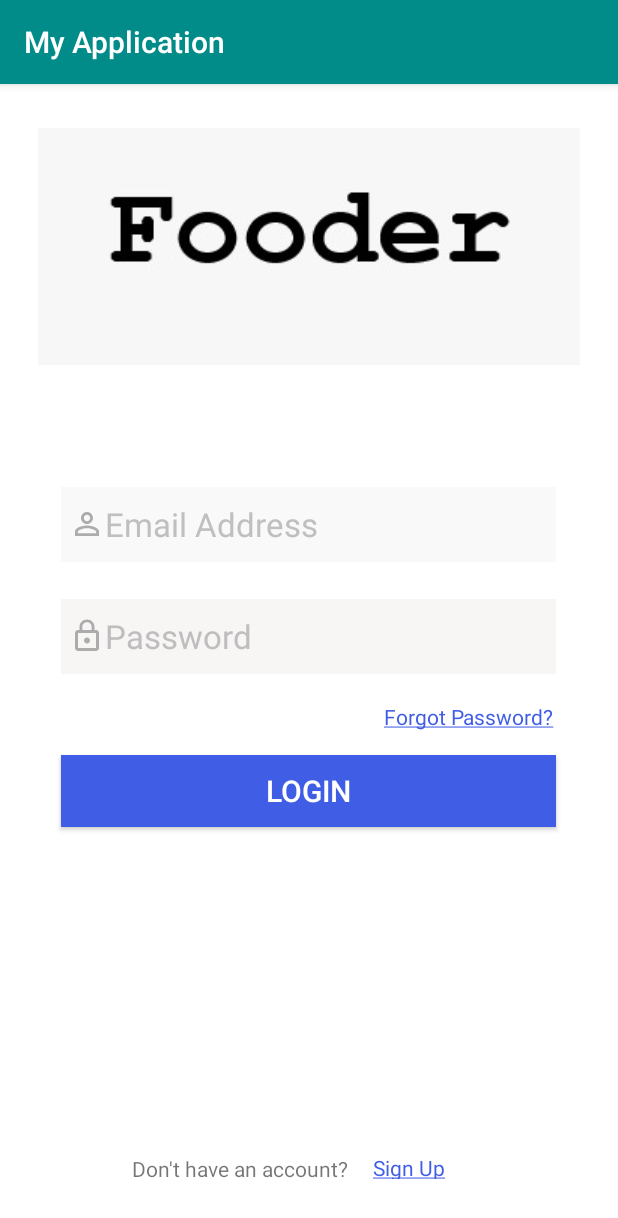
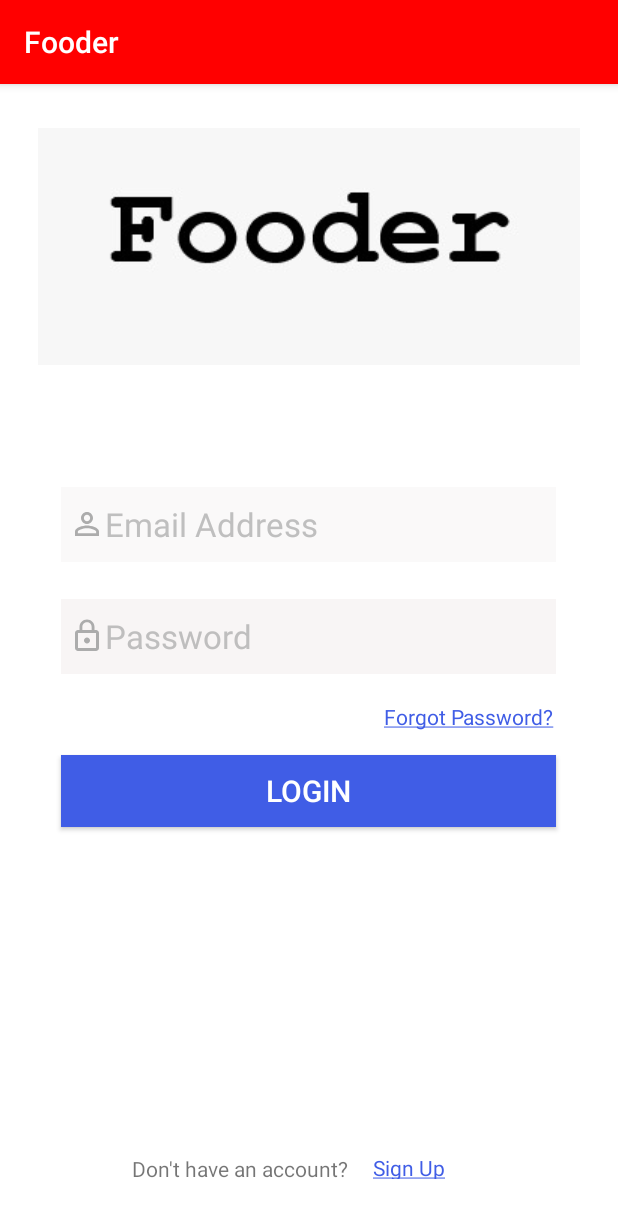
Before and after one commit to YungShen/CZ2006-Software-Engineering, an Android app: the screen it shows after launch (Login), on a phone screen of 412 x 824 dp. Shown: the top 1218 px of the screen. Run offline under Robolectric (Android 15) with nearby library versions, the phone set to English and light mode, and no system bars; our stand-ins replace Firebase (no records; nobody signed in at launch, a user with empty details on screens opened directly).

Commit message:
added some changes - colour and text

```diff
--- a/app/src/main/res/layout/restaurant_text.xml
+++ b/app/src/main/res/layout/restaurant_text.xml
@@ -31,7 +31,7 @@
             android:layout_height="match_parent"
             android:layout_weight="1"
             android:gravity="center"
-            android:text="-"
+            android:text=" "
             android:textColor="#6A6969"
             android:textSize="14sp" />
 
@@ -55,6 +55,7 @@
         android:id="@+id/PhoneNumber"
         android:layout_width="match_parent"
         android:layout_height="wrap_content"
+        android:text=" "
         android:textColor="#6A6969"
         android:textSize="18sp" />
 
@@ -69,6 +70,7 @@
         android:id="@+id/RestaurantWebsite"
         android:layout_width="match_parent"
         android:layout_height="wrap_content"
+        android:text="-"
         android:textSize="14sp" />
 
 </LinearLayout>
--- a/app/src/main/res/values/colors.xml
+++ b/app/src/main/res/values/colors.xml
@@ -1,7 +1,7 @@
 <?xml version="1.0" encoding="utf-8"?>
 <resources>
-    <color name="colorPrimary">#018C89</color>
-    <color name="colorPrimaryDark">#0A5D5B</color>
+    <color name="colorPrimary">#FF0000</color>
+    <color name="colorPrimaryDark">#5d0a0a</color>
     <color name="colorAccent">#D81B60</color>
     <color name="colorTextBoxBack">#0A5D5B</color>
     <color name="colorHint">#C3ACACAC</color>
--- a/app/src/main/res/values/strings.xml
+++ b/app/src/main/res/values/strings.xml
@@ -1,5 +1,5 @@
 <resources>
-    <string name="app_name">My Application</string>
+    <string name="app_name">Fooder</string>
     <string name="button_upvote">Upvote</string>
     <string name="button_downvote">Downvote</string>
     <string name="restaurant_name_default">Kentucky Fried Chicken</string>
```
